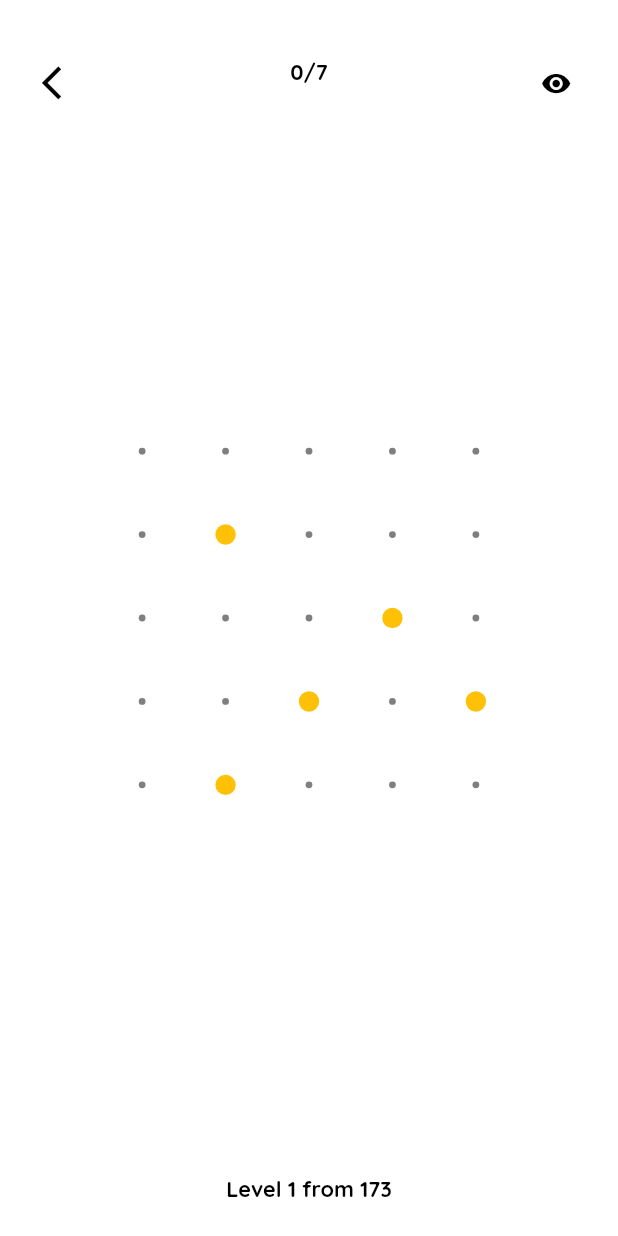
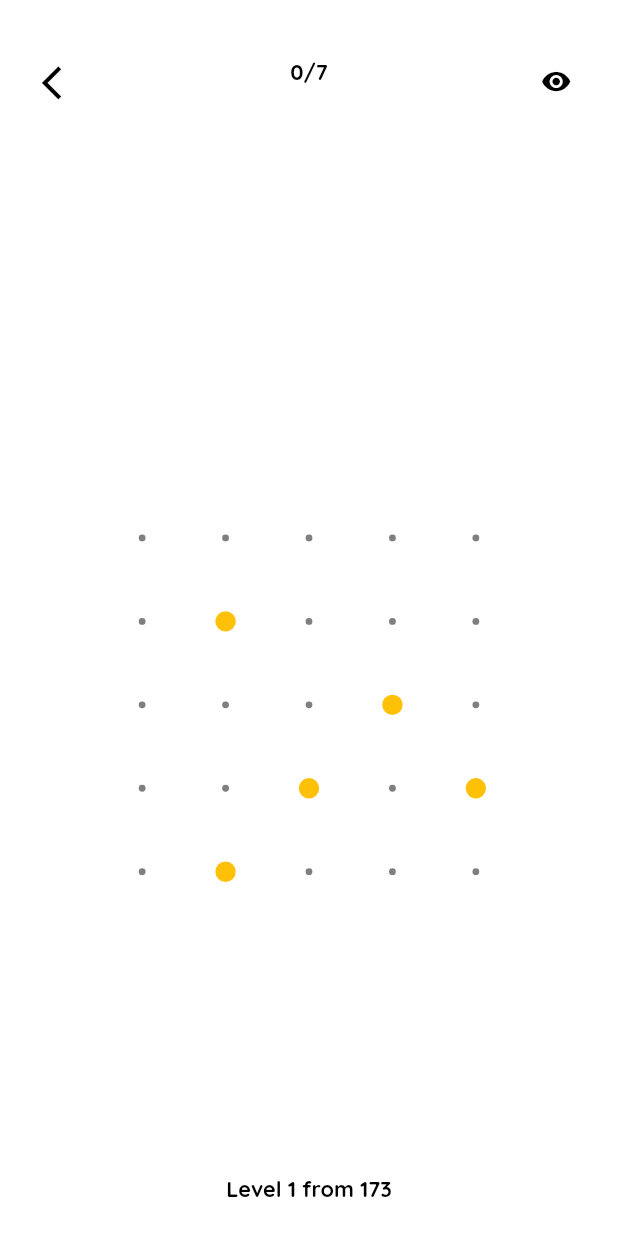
Before and after one commit to Neptune-1/optimal_routing, a Flutter app: the LevelPage screen opened directly, after a tap on "START", on a phone screen of 412 x 824 dp. Run offline on Flutter 3.47's test engine with Material 2 defaults, Android fonts, the phone set to English and light mode, and no system bars; our stand-ins replace firebase_core, flutter_svg, google_fonts, google_mobile_ads, lottie, sentry_flutter and 1 more; accounts and stored records are empty.

Commit message:
optimised design for big screens, restriction for screen orientation (just portrait mode)

```diff
--- a/lib/consts/styles.dart
+++ b/lib/consts/styles.dart
@@ -13,6 +13,7 @@ class Style {
   static Color primaryColor = Colors.black;
   static Color secondaryColor = Colors.white;
   static Color accentColor = Colors.amber[500]!;
+  static bool wideScreen = false;
 
   static toPallet1() {
     primaryColor = Colors.white;
@@ -49,6 +50,9 @@ class Style {
     block = MediaQuery.of(context).size.width / 20;
     blockH = MediaQuery.of(context).size.height / 20;
     blockM = block > blockH ? blockH : block;
-    if (kIsWeb) blockM /= 1.5;
+    if (blockH<block) {
+      wideScreen = true;
+      blockM /= 1.5;
+    }
   }
 }
--- a/lib/main.dart
+++ b/lib/main.dart
@@ -31,6 +31,7 @@ void main() async {
   WidgetsFlutterBinding.ensureInitialized();
   await initFirebaseAdmob();
   await Prefs.init();
+  //Prefs.clear();// TODO remove
   await SentryFlutter.init(
     (options) {
       options.dsn = 'https://a8c1056062c345239476ea6986608faf@o625447.ingest.sentry.io/6255950';
--- a/lib/pages/game_page.dart
+++ b/lib/pages/game_page.dart
@@ -39,6 +39,8 @@ class _GamePageState extends State<GamePage> with TickerProviderStateMixin {
   final int answerShowTime = 5;
   final int dayNightTime = 5;
   bool isAnsweredShowed = false;
+
+  late final List<Widget> dopWidgets;
 
   @override
   void initState() {
@@ -83,6 +85,44 @@ class _GamePageState extends State<GamePage> with TickerProviderStateMixin {
         }
       });
     }
+
+    dopWidgets = [
+      SizedBox(
+        height: widget.level == 2 || widget.level == 3 ? Style.blockM * 1.5 : 0,
+      ),
+      widget.level == 2
+          ? Transform.rotate(
+              angle: [0, pi, -pi / 2, pi / 2][direction].toDouble(),
+              child: Icon(
+                Icons.arrow_right,
+                size: Style.blockM * 4,
+                color: Style.accentColor,
+              ),
+            )
+          : (widget.level == 3
+              ? Lottie.asset('assets/sun_moon_animation.json',
+                  width: Style.blockM * 3.5, height: Style.blockM * 3.5, controller: dayNightController)
+              : Container()),
+      SizedBox(
+        height: widget.level == 3 ? Style.blockM * 0.7 : 0,
+      ),
+      widget.level == 3
+          ? StreamBuilder<bool?>(
+              stream: toNightStream,
+              builder: (context, snapshot) {
+                return AnimatedContainer(
+                  duration: Duration(seconds: dayNightTime),
+                  width: (snapshot.data ?? true) ? Style.blockM * 2 : Style.blockM * 0.2,
+                  height: Style.blockM * 0.2,
+                  child: AnimatedContainer(
+                    duration: const Duration(milliseconds: 500),
+                    decoration: BoxDecoration(
+                        color: Style.accentColor, borderRadius: BorderRadius.circular(Style.blockM * 0.1)),
+                  ),
+                );
+              })
+          : Container()
+    ];
   }
 
   void startNewGame() {
@@ -100,12 +140,12 @@ class _GamePageState extends State<GamePage> with TickerProviderStateMixin {
   }
 
   showAnswerAndHide({bool isAdsShowed = true}) {
-    if(isAdsShowed) isAnsweredShowed = true;
+    if (isAdsShowed) isAnsweredShowed = true;
     controller.forward(from: 0);
     showAnswer.add(true);
     Future.delayed(Duration(seconds: answerShowTime), () {
-      if(!showAnswer.isClosed) showAnswer.add(false);
-      if(!controller.isDismissed) {
+      if (!showAnswer.isClosed) showAnswer.add(false);
+      if (!controller.isDismissed) {
         controller.value = 1;
         controller.stop(canceled: false);
       }
@@ -143,7 +183,7 @@ class _GamePageState extends State<GamePage> with TickerProviderStateMixin {
       duration: const Duration(milliseconds: 2000),
       child: Stack(children: [
         Align(
-            alignment: const Alignment(0, kIsWeb ? -0.95 : -0.9),
+            alignment: Alignment(0, Style.wideScreen ? -0.92 : -0.9),
             child: Padding(
               padding: EdgeInsets.symmetric(horizontal: Style.blockM * 0.5),
               child: Row(
@@ -183,65 +223,28 @@ class _GamePageState extends State<GamePage> with TickerProviderStateMixin {
                               ),
                             );
                           }),
-                      SizedBox(
-                        height: widget.level == 2 || widget.level == 3 ? Style.blockM * 2 : 0,
-                      ),
-                      widget.level == 2
-                          ? Transform.rotate(
-                              angle: [0, pi, -pi / 2, pi / 2][direction].toDouble(),
-                              child: Icon(
-                                Icons.arrow_right,
-                                size: Style.blockM * 4,
-                                color: Style.accentColor,
-                              ),
-                            )
-                          : (widget.level == 3
-                              ? Lottie.asset('assets/sun_moon_animation.json',
-                                  width: Style.blockM * 4, height: Style.blockM * 4, controller: dayNightController)
-                              : Container()),
-                      SizedBox(
-                        height: widget.level == 3 ? Style.blockM * 1 : 0,
-                      ),
-                      widget.level == 3
-                          ? StreamBuilder<bool?>(
-                              stream: toNightStream,
-                              builder: (context, snapshot) {
-                                return AnimatedContainer(
-                                  duration: Duration(seconds: dayNightTime),
-                                  width: (snapshot.data ?? true) ? Style.blockM * 2 : Style.blockM * 0.2,
-                                  height: Style.blockM * 0.2,
-                                  child: AnimatedContainer(
-                                    duration: const Duration(milliseconds: 500),
-                                    decoration: BoxDecoration(
-                                        color: Style.accentColor,
-                                        borderRadius: BorderRadius.circular(Style.blockM * 0.1)),
-                                  ),
-                                );
-                              })
-                          : Container()
+                      ...(!Style.wideScreen ? dopWidgets : []),
                     ],
                   ),
                   SizedBox(
                     width: Style.blockM * 3,
-                    height: Style.blockM * 1.5,
+                    height: Style.blockM * 1.4,
                     child: Stack(
                       children: [
-                        Center(
-                          child: SizedBox(
-                            width: Style.blockM * 1.5,
-                            height: Style.blockM * 1.5,
-                            child: AnimatedBuilder(
+                        AnimatedBuilder(
                             animation: controller,
                             builder: (context, w) {
                               return Center(
+                                  child: SizedBox(
+                                width: Style.blockM * 1.4,
+                                height: Style.blockM * 1.4,
                                 child: CircularProgressIndicator(
                                   value: 1 - controller.value,
                                   color: Style.primaryColor,
                                   strokeWidth: Style.blockM * 0.1,
+                                ),
                               ));
                             }),
-                          ),
-                        ),
                         Center(
                           child: GestureDetector(
                             behavior: HitTestBehavior.translucent,
@@ -255,7 +258,8 @@ class _GamePageState extends State<GamePage> with TickerProviderStateMixin {
                 ],
               ),
             )),
-        Center(
+        Align(
+          alignment: Alignment(0, Style.wideScreen ? 0 : 0.2),
           child: AnimatedSwitcher(
             duration: const Duration(milliseconds: 200),
             child: Field(
@@ -277,7 +281,7 @@ class _GamePageState extends State<GamePage> with TickerProviderStateMixin {
                 duration: const Duration(milliseconds: 200),
                 child: snapshot.data == true && trees[widget.level].length > gameNum
                     ? Align(
-                        alignment: const Alignment(0, kIsWeb ? 0.9 : 0.8),
+                        alignment: Alignment(0, Style.wideScreen ? 0.9 : 0.8),
                         child: ElevatedButton(
                           style: ButtonStyle(
                               shape: MaterialStateProperty.all<RoundedRectangleBorder>(RoundedRectangleBorder(
--- a/lib/utils/ads.dart
+++ b/lib/utils/ads.dart
@@ -25,8 +25,8 @@ class Ads {
         builder: (BuildContext context) {
           return Center(
             child: Container(
-              height: Style.blockH * 4,
-              width: Style.block * 16,
+              height: Style.blockH * 5,
+              width: Style.blockM * 17,
               decoration: BoxDecoration(
                   color: Style.secondaryColor,
                   borderRadius: BorderRadius.circular(Style.blockM * 0.5)),
--- a/lib/widgets/field/field.dart
+++ b/lib/widgets/field/field.dart
@@ -35,8 +35,8 @@ class Field extends StatefulWidget {
 
 class _FieldState extends State<Field> {
   late final int fieldSize;
-  double spacePointPoint = kIsWeb ? Style.blockM * 1.4 : Style.blockM * 1;
-  double pointDiameter = kIsWeb ? Style.blockM * 1.2 : Style.blockM * 1.1;
+  double spacePointPoint = Style.wideScreen ? Style.blockM * 1.4 : Style.blockM * 1;
+  double pointDiameter = Style.wideScreen ? Style.blockM * 1.2 : Style.blockM * 1.1;
   late final double showedPointDiameter;
   final double spaceLinePoint = Style.blockM * 0;
   final double lineThick = Style.blockM * 0.1;
@@ -165,8 +165,7 @@ class _FieldState extends State<Field> {
   Point? firstPoint;
 
   getFieldV2() {
-    return Center(
-      child: GestureDetector(
+    return GestureDetector(
       behavior: HitTestBehavior.translucent,
       onPanStart: (details) {
         firstPoint = null;
@@ -285,13 +284,11 @@ class _FieldState extends State<Field> {
                             ),
                     ))),
       ),
-      ),
     );
   }
 
   getFieldV3() {
-    return Center(
-      child: GestureDetector(
+    return GestureDetector(
       behavior: HitTestBehavior.translucent,
       onPanStart: (details) {
         firstPoint = null;
@@ -407,7 +404,6 @@ class _FieldState extends State<Field> {
                             ),
                     ))),
       ),
-      ),
     );
   }
 
@@ -416,8 +412,7 @@ class _FieldState extends State<Field> {
         stream: widget.toNightStream!,
         builder: (context, snapshot) {
           bool isNight = snapshot.data ?? false;
-          return Center(
-            child: GestureDetector(
+          return GestureDetector(
             behavior: HitTestBehavior.translucent,
             onPanStart: (details) {
               firstPoint = null;
@@ -545,7 +540,6 @@ class _FieldState extends State<Field> {
                                   ),
                           ))),
             ),
-            ),
           );
         });
   }
@@ -554,8 +548,7 @@ class _FieldState extends State<Field> {
   Widget build(BuildContext context) {
     return Stack(
       children: [
-        Center(
-          child: StreamBuilder<Object>(
+        StreamBuilder<Object>(
             stream: widget.showAnswer,
             builder: (context, snapshot) {
               List<List<List<int>>> answer = widget.tree[2];
@@ -673,7 +666,6 @@ class _FieldState extends State<Field> {
                         : (widget.toNightStream == null ? getFieldV2() : getFieldV4())),
               );
             }),
-        ),
       ],
     );
   }
--- a/pubspec.yaml
+++ b/pubspec.yaml
@@ -3,7 +3,7 @@ description: Routing game
 
 publish_to: 'none'
 
-version: 1.0.3+4
+version: 1.0.4+5
 
 environment:
   sdk: ">=2.16.1 <3.0.0"
```
Also changed, not shown: lib/pages/explain_page.dart (+15 -14 lines), 1 other file. Lines whose indentation alone changed are shown as unchanged.
